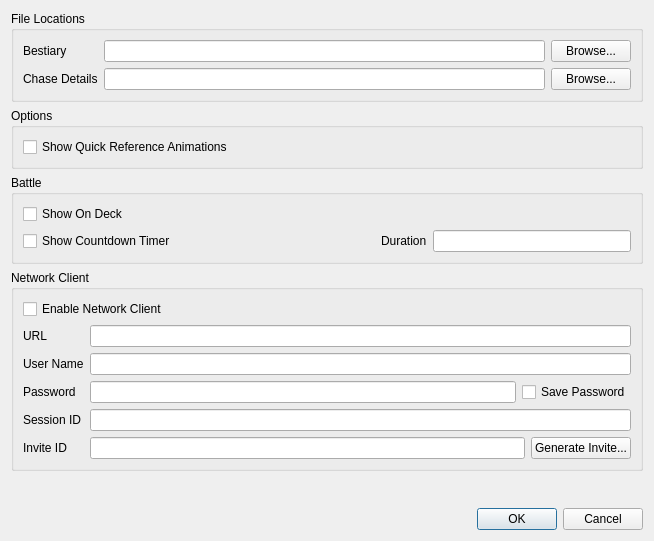
Before: the Qt Designer form DMHelper/src/optionsdialog.ui in MMetze/DMHelper, drawn with Qt 5.
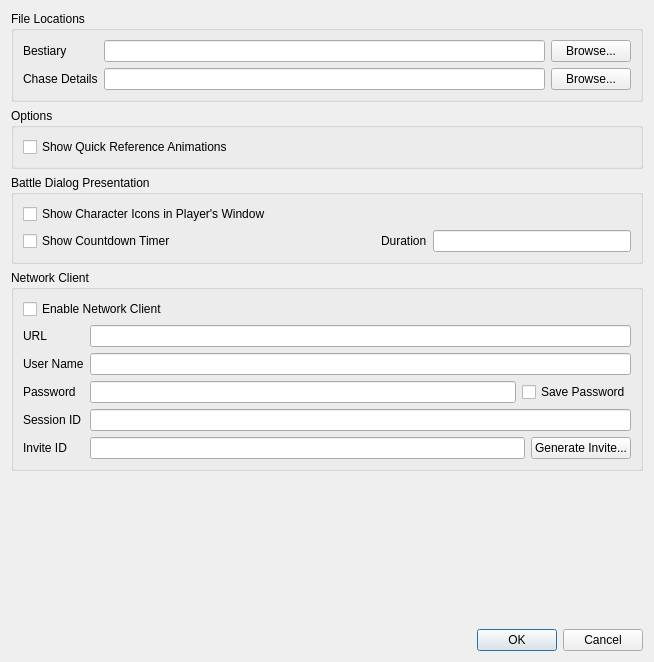
After: the same form once the commit is applied. Icons and pictures are not drawn.

```diff
--- a/DMHelper/src/optionsdialog.ui
+++ b/DMHelper/src/optionsdialog.ui
@@ -7,7 +7,7 @@
     <x>0</x>
     <y>0</y>
     <width>654</width>
-    <height>541</height>
+    <height>662</height>
    </rect>
   </property>
   <property name="windowTitle">
@@ -79,13 +79,13 @@
    <item>
     <widget class="QGroupBox" name="groupBox_3">
      <property name="title">
-      <string>Battle</string>
+      <string>Battle Dialog Presentation</string>
      </property>
      <layout class="QVBoxLayout" name="verticalLayout_2">
       <item>
        <widget class="QCheckBox" name="chkShowOnDeck">
         <property name="text">
-         <string>Show On Deck</string>
+         <string>Show Character Icons in Player's Window</string>
         </property>
        </widget>
       </item>
```
